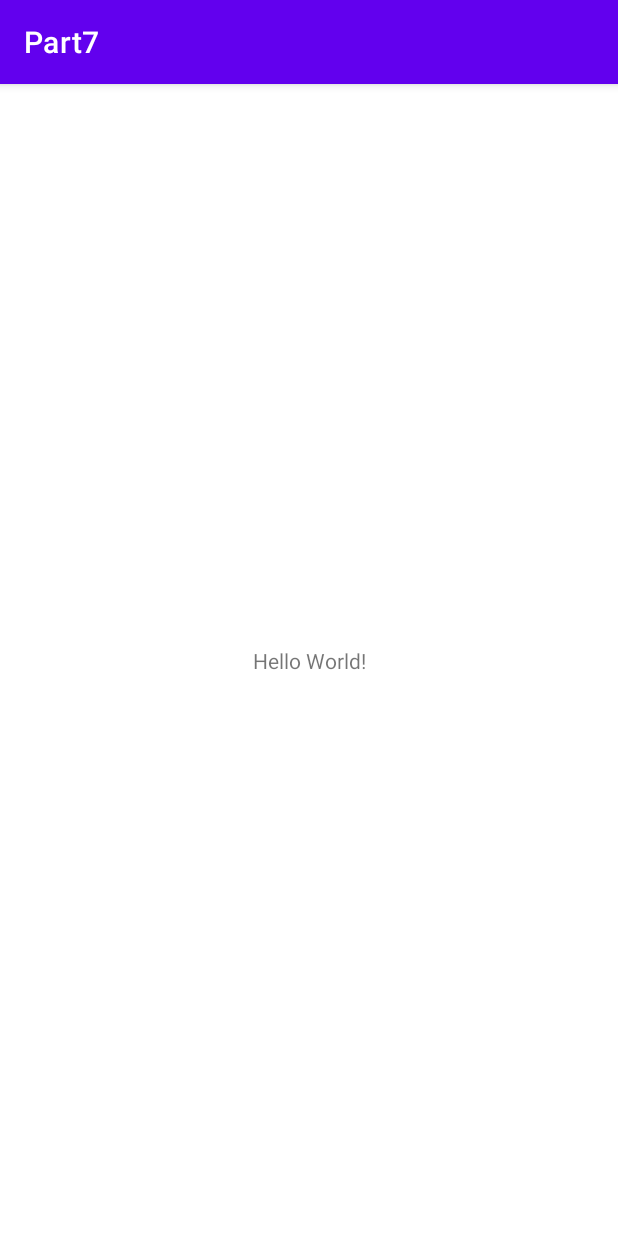
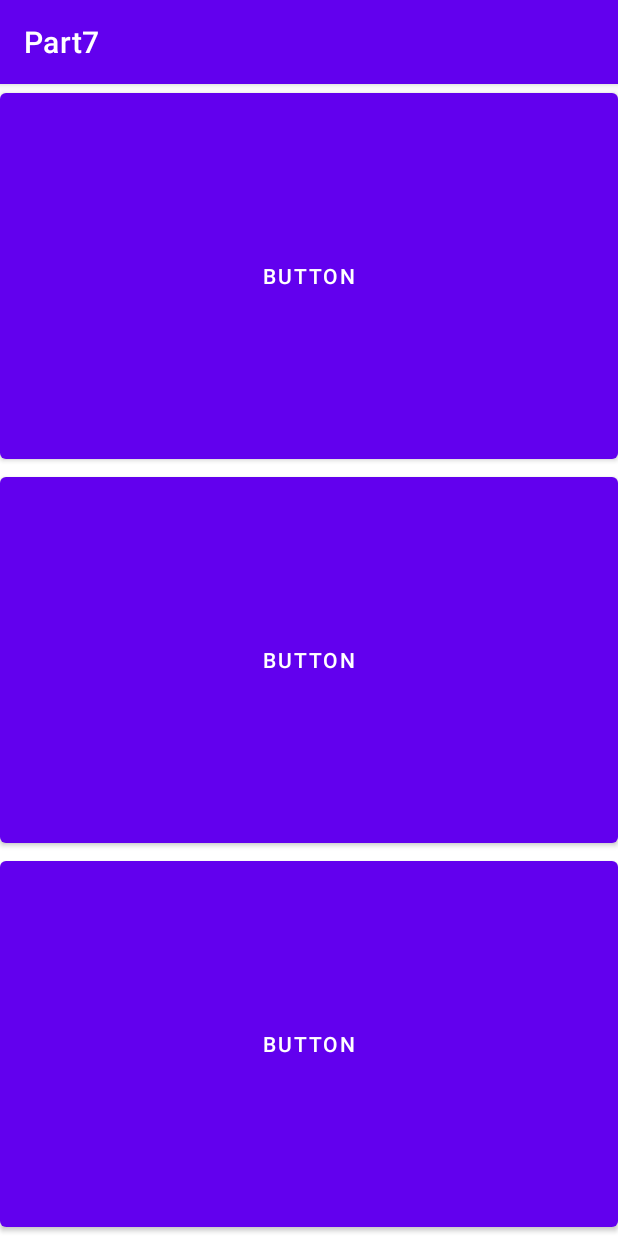
Before and after one commit to 2xHjin/Android-kotlin-practice, an Android app: the screen it shows after launch (MainActivity before the commit, Lab7_1 after it), on a phone screen of 412 x 824 dp. Run offline under Robolectric (Android 15) with nearby library versions, the phone set to English and light mode, and no system bars.

Commit message:
7-3 progress

```diff
--- a/part7/build.gradle
+++ b/part7/build.gradle
@@ -29,6 +29,10 @@
     kotlinOptions {
         jvmTarget = '1.8'
     }
+
+    viewBinding{
+        enabled=true
+    }
 }
 
 dependencies {
--- a/part7/src/main/res/layout/activity_lab7_1.xml
+++ b/part7/src/main/res/layout/activity_lab7_1.xml
@@ -1,9 +1,27 @@
 <?xml version="1.0" encoding="utf-8"?>
-<androidx.constraintlayout.widget.ConstraintLayout xmlns:android="http://schemas.android.com/apk/res/android"
+<LinearLayout xmlns:android="http://schemas.android.com/apk/res/android"
     xmlns:app="http://schemas.android.com/apk/res-auto"
     xmlns:tools="http://schemas.android.com/tools"
     android:layout_width="match_parent"
     android:layout_height="match_parent"
+    android:orientation="vertical"
     tools:context=".Lab7_1">
 
-</androidx.constraintlayout.widget.ConstraintLayout>
+    <Button
+        android:layout_width="match_parent"
+        android:layout_height="0dp"
+        android:layout_weight="1"
+        android:text="Button" />
+
+    <Button
+        android:layout_width="match_parent"
+        android:layout_height="0dp"
+        android:layout_weight="1"
+        android:text="Button" />
+
+    <Button
+        android:layout_width="match_parent"
+        android:layout_height="0dp"
+        android:layout_weight="1"
+        android:text="Button" />
+</LinearLayout>
```
Also changed, not shown: part7/src/main/AndroidManifest.xml (+18 -0 lines), part7/src/main/java/com/example/part7/Lab7_3.kt (added, +26 -0 lines), part7/src/main/res/layout/activity_lab7_3.xml (added, +25 -0 lines).
